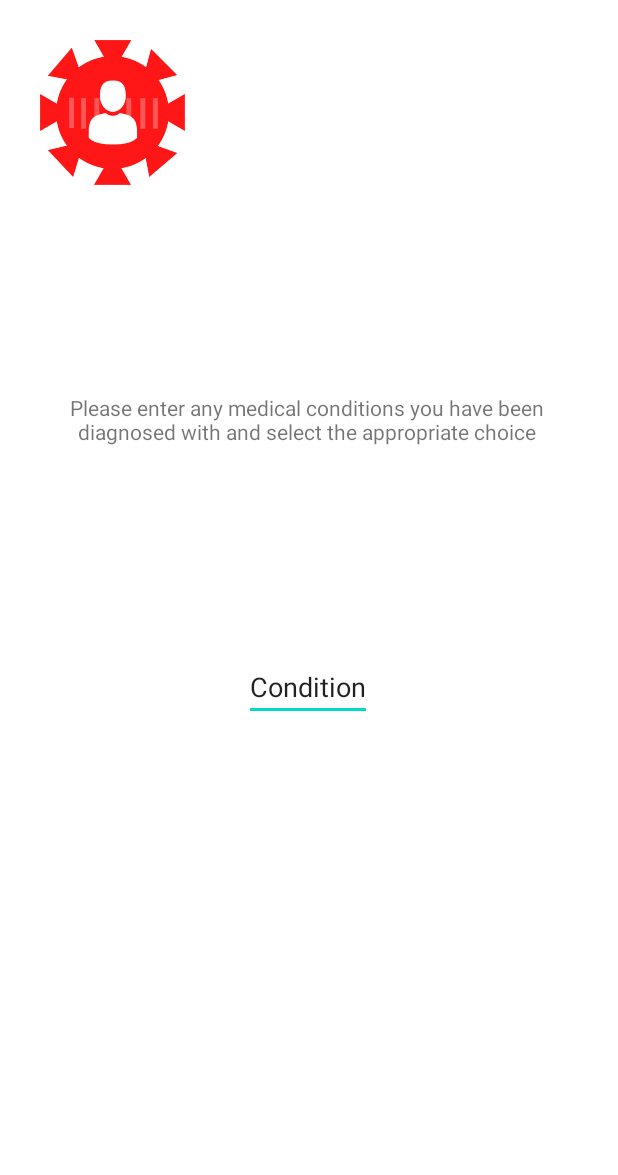
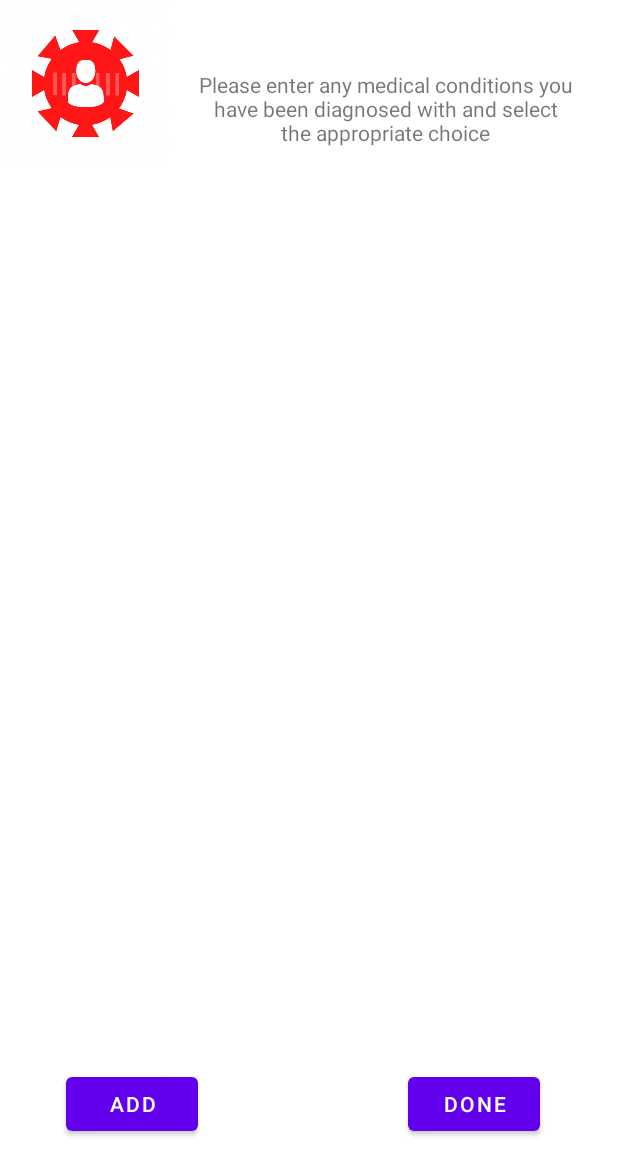
Before and after one commit to Jnwong116/Know-Your-Risk, an Android app: the RiskFactorQuestions screen opened directly, with no data from a screen before it, on a phone screen of 412 x 824 dp. Shown: the top 1175 px of the screen. Run offline under Robolectric (Android 15) with nearby library versions, the phone set to English and light mode, and no system bars; 6 statements that could not run were skipped.

Commit message:
Fixed risk factor questions

```diff
--- a/app/src/main/AndroidManifest.xml
+++ b/app/src/main/AndroidManifest.xml
@@ -10,6 +10,7 @@
         android:supportsRtl="true"
         android:theme="@style/Theme.UofTBioHacks2021">
         <activity android:name=".registration" />
+        <activity android:name=".Age" />
         <activity android:name=".additional_information" />
         <activity android:name=".MainPage" />
         <activity android:name=".RiskFactorQuestions" />
--- a/app/src/main/java/com/example/uoftbiohacks2021/Age.java
+++ b/app/src/main/java/com/example/uoftbiohacks2021/Age.java
@@ -32,6 +32,7 @@ public class Age extends AppCompatActivity {
         Intent intent = getIntent();
         currentUser = (User) intent.getSerializableExtra("currentUser");
         currentUser.setContext(getApplicationContext());
+        currentUser.resetRiskFactor();
     }
 
     public void next(View view) {
--- a/app/src/main/java/com/example/uoftbiohacks2021/RiskFactorQuestions.java
+++ b/app/src/main/java/com/example/uoftbiohacks2021/RiskFactorQuestions.java
@@ -1,32 +1,84 @@
 package com.example.uoftbiohacks2021;
 
 import androidx.appcompat.app.AppCompatActivity;
+import androidx.recyclerview.widget.ItemTouchHelper;
+import androidx.recyclerview.widget.LinearLayoutManager;
+import androidx.recyclerview.widget.RecyclerView;
 
+import android.content.Intent;
 import android.os.Bundle;
+import android.view.View;
 import android.widget.AutoCompleteTextView;
 import android.widget.ArrayAdapter;
 
-public class RiskFactorQuestions extends AppCompatActivity {
+import com.example.uoftbiohacks2021.adapters.GenericAdapter;
+import com.example.uoftbiohacks2021.dialogs.addConditionDialog;
+import com.example.uoftbiohacks2021.logic.Condition;
+import com.example.uoftbiohacks2021.logic.SwipeToDeleteCallback;
+import com.example.uoftbiohacks2021.logic.User;
+import com.example.uoftbiohacks2021.logic.UserWriter;
+
+import java.util.ArrayList;
+
+public class RiskFactorQuestions extends AppCompatActivity implements addConditionDialog.addConditionDialogListener{
+
+    private User currentUser;
+    private RecyclerView recyclerView;
+    private RecyclerView.LayoutManager layoutManager;
+    private GenericAdapter adapter;
+
+    private ArrayList<Condition> conditions;
 
     @Override
     protected void onCreate(Bundle savedInstanceState) {
         super.onCreate(savedInstanceState);
         setContentView(R.layout.activity_risk_factor_questions);
-        AutoCompleteTextView autocomplete;
 
-        String[] arr = { "Cancer", "Chronic kidney disease", "Chronic obstructive pulmonary disease", "Down syndrome", "Heart conditions", "Immunocompromised (organ transplant)", "Obesity (BMI from 30 to 40)",
-                "Severe Obesity (BMI over 40)", "Pregnancy", "Sickle cell anemia", "Smoking", "Type 2 diabetes (pancreatic)", /* These all have risk values of 15 */
-                "Asthma", "Cerebrovascular disease", "Cystic fibrosis", "High blood pressure (Hypertension)", "Immunocompromised (blood or marrow transplant)", "Neurological condition (e.g. dementia)",
-                "Liver disease", "Overweight (BMI between 25 and 30)", "Pulmonary fibrosis", "Thalassemia", "Type 1 diabetes (pancreatic)" /* These all have risk values of 10*/
+        Intent intent = getIntent();
+        currentUser = (User) intent.getSerializableExtra("currentUser");
+        currentUser.setContext(getApplicationContext());
+        UserWriter userWriter = new UserWriter();
+        currentUser.addObserver(userWriter);
+
+        this.conditions = currentUser.getConditions();
+
+        setRecyclerView();
+    }
+
+    public void setRecyclerView() {
+        this.recyclerView = findViewById(R.id.recyclerView);
+        recyclerView.setHasFixedSize(true);
+        this.layoutManager = new LinearLayoutManager(this);
+        this.adapter = new GenericAdapter((ArrayList) currentUser.getConditions());
+        adapter.addContext(RiskFactorQuestions.this);
+        ItemTouchHelper itemTouchHelper = new ItemTouchHelper(new SwipeToDeleteCallback(adapter));
+
+        recyclerView.setLayoutManager(this.layoutManager);
+        recyclerView.setAdapter(this.adapter);
+        itemTouchHelper.attachToRecyclerView(recyclerView);
+
+    }
+
+    public void addCondition(View view) {
+        addConditionDialog dialog = new addConditionDialog();
+        dialog.show(getSupportFragmentManager(), "Add Condition Dialog");
+    }
+
+    @Override
+    public void addNewCondition(String cond) {
+        Condition condition = new Condition(cond);
+        currentUser.addCondition(condition);
+        adapter.notifyItemInserted(currentUser.getConditions().size() - 1);
+    }
+
+    public void next(View view) {
+        for (int i = 0; i < conditions.size(); i++) {
+            currentUser.updateRiskFactor(conditions.get(i).getRiskFactor());
         }
 
-
-            autocomplete = (AutoCompleteTextView)
-                    findViewById(R.id.autoCompleteTextView1);
-            ArrayAdapter<String> adapter = new ArrayAdapter<String>
-                    (this,android.R.layout.select_dialog_item, arr);
-
-            autocomplete.setThreshold(2);
-            autocomplete.setAdapter(adapter);
-        }
+        Intent intent = new Intent(this, MainPage.class);
+        currentUser.setContext(getApplicationContext());
+        intent.putExtra("currentUser", currentUser);
+        startActivity(intent);
     }
+}
--- /dev/null
+++ b/app/src/main/java/com/example/uoftbiohacks2021/logic/Listable.java
@@ -0,0 +1,6 @@
+package com.example.uoftbiohacks2021.logic;
+
+public interface Listable {
+    public String getCondition();
+    public Condition returnCondition();
+}
--- /dev/null
+++ b/app/src/main/java/com/example/uoftbiohacks2021/logic/SwipeToDeleteCallback.java
@@ -0,0 +1,76 @@
+package com.example.uoftbiohacks2021.logic;
+
+import android.graphics.Canvas;
+import android.graphics.Color;
+import android.graphics.drawable.ColorDrawable;
+import android.graphics.drawable.Drawable;
+import android.view.View;
+
+import androidx.core.content.ContextCompat;
+import androidx.recyclerview.widget.ItemTouchHelper;
+import androidx.recyclerview.widget.RecyclerView;
+
+import com.example.uoftbiohacks2021.R;
+import com.example.uoftbiohacks2021.adapters.GenericAdapter;
+
+public class SwipeToDeleteCallback extends ItemTouchHelper.SimpleCallback {
+    private GenericAdapter adapter;
+    private Drawable icon;
+    private final ColorDrawable background;
+
+    public SwipeToDeleteCallback(GenericAdapter adapter) {
+        super(0, ItemTouchHelper.LEFT | ItemTouchHelper.RIGHT);
+        this.adapter = adapter;
+        this.icon = ContextCompat.getDrawable(adapter.getContext(), R.drawable.ic_delete_white_36);
+        this.background = new ColorDrawable(Color.RED);
+    }
+    @Override
+    public boolean onMove(RecyclerView recyclerView, RecyclerView.ViewHolder viewHolder, RecyclerView.ViewHolder target) {
+        // used for up and down movements
+        return false;
+    }
+
+    @Override
+    public void onSwiped(RecyclerView.ViewHolder viewHolder, int direction) {
+        int position = viewHolder.getAdapterPosition();
+        adapter.deleteItem(position);
+    }
+
+    @Override
+    public void onChildDraw(Canvas c, RecyclerView recyclerView, RecyclerView.ViewHolder viewHolder, float dX, float dY, int actionState, boolean isCurrentlyActive) {
+        super.onChildDraw(c, recyclerView, viewHolder, dX, dY, actionState, isCurrentlyActive);
+        View itemView = viewHolder.itemView;
+        int backgroundCornerOffset = 20;
+
+        int iconMargin = (itemView.getHeight() - icon.getIntrinsicHeight()) / 2;
+        int iconTop = itemView.getTop() + (itemView.getHeight() - icon.getIntrinsicHeight()) / 2;
+        int iconBottom = iconTop + icon.getIntrinsicHeight();
+
+        //Swipe to the right
+        if (dX > 0) {
+            int iconLeft = itemView.getLeft() + iconMargin;
+            int iconRight = itemView.getLeft() + icon.getIntrinsicWidth();
+            ;
+            icon.setBounds(iconLeft, iconTop, iconRight, iconBottom);
+
+            background.setBounds(itemView.getLeft(), itemView.getTop(), itemView.getLeft() + ((int) dX) + backgroundCornerOffset, itemView.getBottom());
+        }
+        //Swipe left
+        else if (dX < 0) {
+            int iconLeft = itemView.getRight() - iconMargin - icon.getIntrinsicWidth() - 100;
+            int iconRight = itemView.getRight() - iconMargin - 100;
+            icon.setBounds(iconLeft, iconTop, iconRight, iconBottom);
+
+            background.setBounds(itemView.getRight() + ((int) dX) - backgroundCornerOffset, itemView.getTop(), itemView.getRight(), itemView.getBottom());
+        }
+        //Unswiped
+        else {
+            icon.setBounds(0, 0, 0, 0);
+            background.setBounds(0, 0, 0, 0);
+        }
+
+        background.draw(c);
+        icon.draw(c);
+    }
+
+}
--- /dev/null
+++ b/app/src/main/java/com/example/uoftbiohacks2021/logic/viewConditionDialog.java
@@ -0,0 +1,4 @@
+package com.example.uoftbiohacks2021.logic;
+
+public class viewConditionDialog {
+}
--- /dev/null
+++ b/app/src/main/res/drawable/ic_delete_white_36.xml
@@ -0,0 +1,5 @@
+<vector android:height="36dp" android:tint="#FFFFFF"
+    android:viewportHeight="24" android:viewportWidth="24"
+    android:width="36dp" xmlns:android="http://schemas.android.com/apk/res/android">
+    <path android:fillColor="@android:color/white" android:pathData="M6,19c0,1.1 0.9,2 2,2h8c1.1,0 2,-0.9 2,-2V7H6v12zM19,4h-3.5l-1,-1h-5l-1,1H5v2h14V4z"/>
+</vector>
--- a/app/src/main/res/layout/activity_risk_factor_questions.xml
+++ b/app/src/main/res/layout/activity_risk_factor_questions.xml
@@ -6,38 +6,58 @@
     android:layout_height="match_parent"
     tools:context=".RiskFactorQuestions">
 
+    <ImageView
+        android:id="@+id/imageView3"
+        android:layout_width="114dp"
+        android:layout_height="111dp"
+        app:layout_constraintStart_toStartOf="parent"
+        app:layout_constraintTop_toTopOf="parent"
+        app:srcCompat="@drawable/covid" />
+
+    <Button
+        android:id="@+id/button6"
+        android:layout_width="wrap_content"
+        android:layout_height="wrap_content"
+        android:layout_marginStart="44dp"
+        android:layout_marginLeft="44dp"
+        android:layout_marginBottom="64dp"
+        android:onClick="addCondition"
+        android:text="@string/conditionAdd"
+        app:layout_constraintBottom_toBottomOf="parent"
+        app:layout_constraintStart_toStartOf="parent" />
+
     <TextView
-        android:id="@+id/textView5"
-        android:layout_width="368dp"
-        android:layout_height="103dp"
-        android:layout_marginStart="20dp"
-        android:layout_marginLeft="20dp"
-        android:layout_marginTop="228dp"
+        android:id="@+id/textView8"
+        android:layout_width="249dp"
+        android:layout_height="137dp"
+        android:layout_marginStart="132dp"
+        android:layout_marginLeft="132dp"
+        android:layout_marginTop="4dp"
         android:gravity="center"
         android:text="@string/factorsquestion"
         app:layout_constraintStart_toStartOf="parent"
         app:layout_constraintTop_toTopOf="parent" />
 
-    <MultiAutoCompleteTextView
-        android:id="@+id/autoCompleteTextView1"
+    <Button
+        android:id="@+id/button7"
         android:layout_width="wrap_content"
         android:layout_height="wrap_content"
-        android:layout_marginTop="104dp"
-        android:completionHintView="@string/cancer"
-        android:dropDownWidth="2dp"
-        android:dropDownHorizontalOffset="-0.5dp"
-        android:text="@string/factorsprompt"
-        app:layout_constraintEnd_toEndOf="@+id/textView5"
-        app:layout_constraintHorizontal_bias="0.505"
-        app:layout_constraintStart_toStartOf="@+id/textView5"
-        app:layout_constraintTop_toBottomOf="@+id/textView5" />
+        android:layout_marginEnd="52dp"
+        android:layout_marginRight="52dp"
+        android:layout_marginBottom="64dp"
+        android:onClick="next"
+        android:text="@string/conditionComplete"
+        app:layout_constraintBottom_toBottomOf="parent"
+        app:layout_constraintEnd_toEndOf="parent" />
 
-    <ImageView
-        android:id="@+id/imageView4"
-        android:layout_width="150dp"
-        android:layout_height="150dp"
-        app:layout_constraintStart_toStartOf="parent"
-        app:layout_constraintTop_toTopOf="parent"
-        app:srcCompat="@drawable/covid" />
+    <androidx.recyclerview.widget.RecyclerView
+        android:id="@+id/recyclerView"
+        android:layout_width="416dp"
+        android:layout_height="467dp"
+        android:layout_marginBottom="123dp"
+        app:layout_constraintBottom_toBottomOf="parent"
+        app:layout_constraintStart_toStartOf="parent">
+
+    </androidx.recyclerview.widget.RecyclerView>
 
 </androidx.constraintlayout.widget.ConstraintLayout>
--- a/app/src/main/res/values/strings.xml
+++ b/app/src/main/res/values/strings.xml
@@ -26,7 +26,6 @@
         <br>Make time to unwind. Try to do some other activities you enjoy.</br>
         <br>Connect with others by phone, video calls, and other means.</br></string>
     <string name="RegistrationMessage">To register, enter a username and password that you will remember. You will create a unique profile which is saved under your username.</string>
-    <string name="app_name">UofTBioHacks2021</string>
     <string name="please_answer_the_following_questions_to_determine_your_risk_for_covid_19_if_none_of_the_responses_corresponds_to_your_situation_choose_the_most_appropriate_response">Please answer the following questions to determine your risk for COVID-19. If none of the responses corresponds to your situation, choose the most appropriate response</string>
     <string name="next">Next</string>
     <string name="agetext">Please select your age bracket</string>
```
Also changed, not shown: app/src/main/java/com/example/uoftbiohacks2021/MainPage.java (+13 -3 lines), app/src/main/java/com/example/uoftbiohacks2021/adapters/GenericAdapter.java (added, +108 -0 lines), app/src/main/java/com/example/uoftbiohacks2021/dialogs/addConditionDialog.java (added, +72 -0 lines), app/src/main/java/com/example/uoftbiohacks2021/logic/Condition.java (added, +54 -0 lines), app/src/main/java/com/example/uoftbiohacks2021/logic/User.java (+15 -5 lines), app/src/main/res/drawable/ic_baseline_delete_24.xml (added, +10 -0 lines), app/src/main/res/layout/activity_main_page.xml (+10 -0 lines), app/src/main/res/layout/add_condition_dialog.xml (added, +21 -0 lines), app/src/main/res/layout/generic_item.xml (added, +22 -0 lines).
